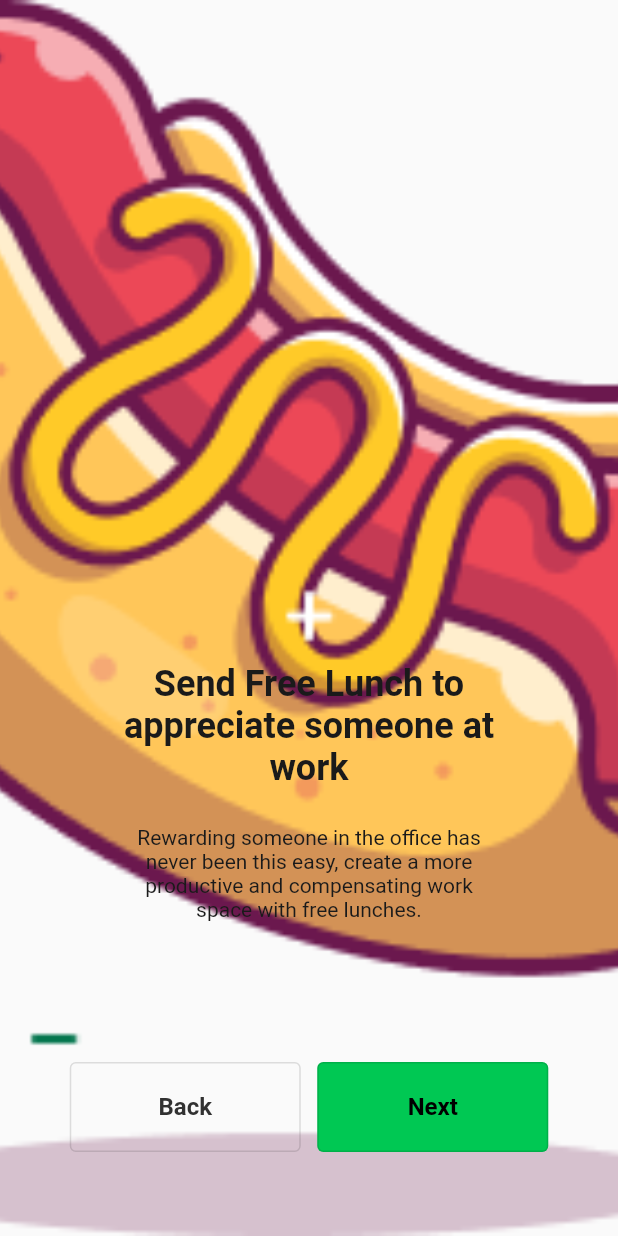
After one commit to hngx-org/Eagles-food-mobile, a Flutter app: the OnboardingScreen screen opened directly, on a phone screen of 412 x 824 dp. The commit adds this screen. Run offline on Flutter 3.47's test engine with Material 2 defaults, Android fonts, the light colour scheme and no system bars; our stand-ins replace connectivity_plus, fluttertoast, shared_preferences; accounts and stored records are empty; Roboto replaces fonts that are missing (Poppins).

Commit message:
onboarding

```diff
--- a/lib/main.dart
+++ b/lib/main.dart
@@ -1,6 +1,6 @@
 import 'package:flutter/material.dart';
 import 'package:hng_task3/configs/theme.dart';
-import 'package:hng_task3/screens/auth/auth_home.dart';
+// import 'package:hng_task3/screens/auth/auth_home.dart';
 import 'package:hng_task3/screens/splashscreen/splashscreen.dart';
 
 void main() {
--- /dev/null
+++ b/lib/screens/onboarding/onboarding_screen.dart
@@ -0,0 +1,107 @@
+import 'package:flutter/material.dart';
+
+class OnboardingScreen extends StatelessWidget {
+  const OnboardingScreen({super.key});
+
+  @override
+  Widget build(BuildContext context) {
+    return Scaffold(
+      body: Stack(
+        children: [
+          Container(
+            decoration: const BoxDecoration(
+              image: DecorationImage(
+                image: AssetImage('assets/images/hotdog.png'),
+                fit: BoxFit.cover,
+              ),
+            ),
+          ),
+          Center(
+            child: Padding(
+              padding: const EdgeInsets.only(left: 29, right: 29, bottom: 56),
+              child: Column(
+                mainAxisAlignment: MainAxisAlignment.end,
+                children: [
+                  const SizedBox(
+                    height: 108,
+                    width: 300,
+                    child: Text(
+                      "Send Free Lunch to appreciate someone at work",
+                      style: TextStyle(
+                        fontFamily: "Poppins",
+                        fontSize: 24,
+                        fontWeight: FontWeight.w600,
+                        color: Color(0xff1a1a1a),
+                      ),
+                      textAlign: TextAlign.center,
+                    ),
+                  ),
+                  const SizedBox(
+                    height: 88,
+                    width: 250,
+                    child: Text(
+                      "Rewarding someone in the office has never been this easy, create a more productive and compensating work space with free lunches.",
+                      style: TextStyle(
+                        fontFamily: "Poppins",
+                        fontSize: 14,
+                        fontWeight: FontWeight.w400,
+                        color: Color(0xff1a1a1a),
+                      ),
+                      textAlign: TextAlign.center,
+                    ),
+                  ),
+                  const SizedBox(
+                    height: 70,
+                  ),
+                  Row(
+                    mainAxisAlignment: MainAxisAlignment.center,
+                    children: [
+                      SizedBox(
+                        width: 154,
+                        height: 60,
+                        child: OutlinedButton(
+                          onPressed: () {},
+                          child: const Text(
+                            "Back",
+                            style: TextStyle(
+                              fontFamily: "Poppins",
+                              fontSize: 16,
+                              fontWeight: FontWeight.w600,
+                              color: Color(0xff313131),
+                            ),
+                          ),
+                        ),
+                      ),
+                      const SizedBox(
+                        width: 11,
+                      ),
+                      SizedBox(
+                        width: 154,
+                        height: 60,
+                        child: OutlinedButton(
+                          onPressed: () {},
+                          style: OutlinedButton.styleFrom(
+                            foregroundColor: Colors.black,
+                            backgroundColor: Colors.greenAccent[700],
+                          ),
+                          child: const Text(
+                            "Next",
+                            style: TextStyle(
+                              fontFamily: "Poppins",
+                              fontSize: 16,
+                              fontWeight: FontWeight.w600,
+                            ),
+                          ),
+                        ),
+                      ),
+                    ],
+                  ),
+                ],
+              ),
+            ),
+          ),
+        ],
+      ),
+    );
+  }
+}
```
Also changed, not shown: pubspec.lock, 3 other files.
